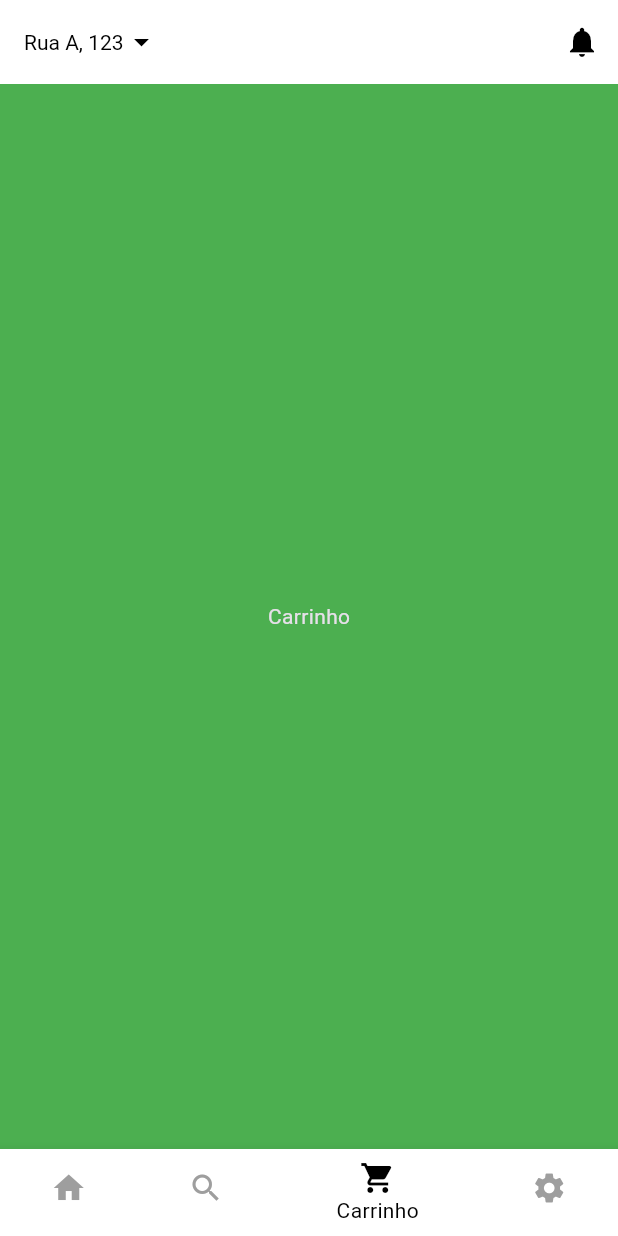
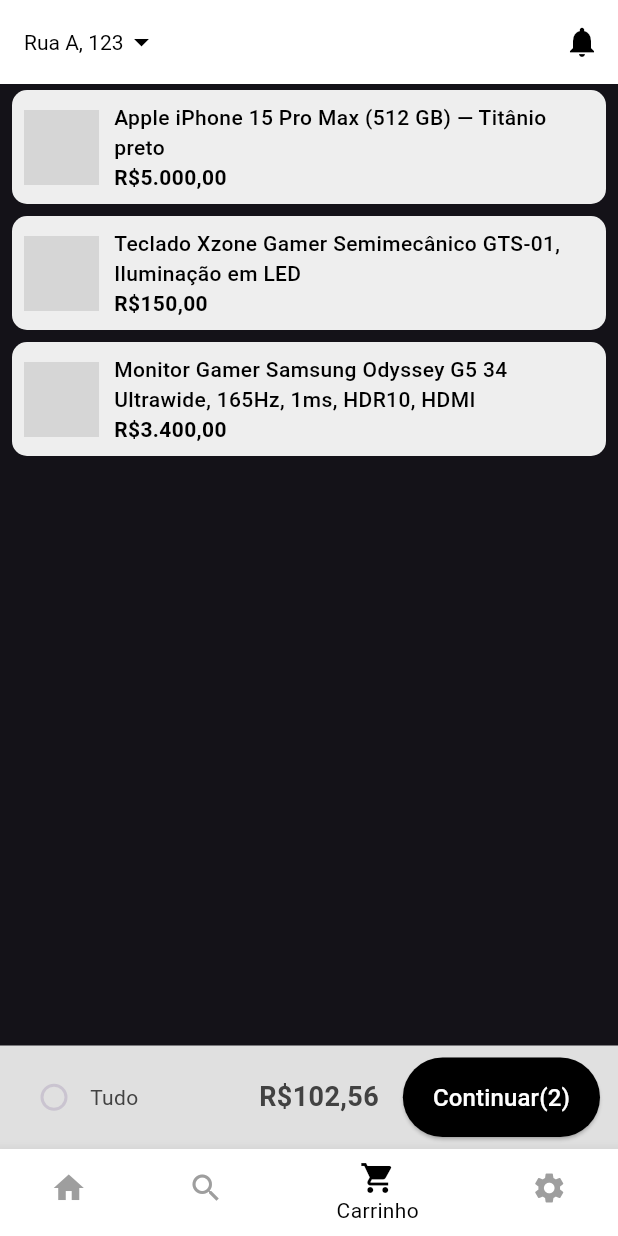
Before and after one commit to ihosana/PA1, a Flutter app: the RoutingPage screen opened by its route, item 3 of the bottom bar chosen, on a phone screen of 412 x 824 dp. Run offline on Flutter 3.47's test engine with Material 3 defaults, Android fonts, the phone set to English and light mode, and no system bars; our stand-ins replace floor, sqflite; accounts and stored records are empty; generated files the repository leaves out were written again; network calls fail; grey boxes are pictures that could not be loaded.

Commit message:
chore: Criando a tela do carrinho do usuário

```diff
--- a/lib/Pages/RoutingPages/RoutingPage.dart
+++ b/lib/Pages/RoutingPages/RoutingPage.dart
@@ -1,4 +1,5 @@
 import 'package:flutter/material.dart';
+import 'package:pa1_activy/Pages/User/Cart_Page/Cart_Page.dart';
 
 import '../HomePage/HomePage.dart';
 
@@ -24,10 +25,7 @@ class _RoutingPageState extends State<RoutingPage> {
       color: Colors.blue,
       child: Center(child: Text('Busca')),
     ),
-    Container(
-      color: Colors.green,
-      child: Center(child: Text('Carrinho')),
-    ),
+    CartScreen(),
     Container(
       color: Colors.orange,
       child: Center(child: Text('Opções')),
--- /dev/null
+++ b/lib/Pages/User/Cart_Page/Cart_Page.dart
@@ -0,0 +1,126 @@
+import 'package:flutter/material.dart';
+
+class CartScreen extends StatefulWidget {
+  @override
+  _CartScreenState createState() => _CartScreenState();
+}
+
+class _CartScreenState extends State<CartScreen> {
+  bool showTax = false; // Controle de exibição do imposto
+
+  @override
+  Widget build(BuildContext context) {
+    return Scaffold(
+      body: Column(
+        children: [
+          Expanded(
+            child: ListView(
+              children: [
+                CartItem(
+                  imageUrl: 'https://via.placeholder.com/50', // Substitua pelo URL correto da imagem
+                  name: 'Apple iPhone 15 Pro Max (512 GB) — Titânio preto',
+                  price: 'R\$5.000,00',
+                ),
+                CartItem(
+                  imageUrl: 'https://via.placeholder.com/50', // Substitua pelo URL correto da imagem
+                  name: 'Teclado Xzone Gamer Semimecânico GTS-01, Iluminação em LED',
+                  price: 'R\$150,00',
+                ),
+                CartItem(
+                  imageUrl: 'https://via.placeholder.com/50', // Substitua pelo URL correto da imagem
+                  name: 'Monitor Gamer Samsung Odyssey G5 34 Ultrawide, 165Hz, 1ms, HDR10, HDMI',
+                  price: 'R\$3.400,00',
+                ),
+              ],
+            ),
+          ),
+          Container(
+            color: Colors.grey.shade300, // Alterar cor de fundo para cinza claro
+            padding: const EdgeInsets.symmetric(vertical: 8.0, horizontal: 12.0),
+            child: Row(
+              children: [
+                Checkbox(
+                  shape: CircleBorder(), // Checkbox redondo
+                  value: false, // Desmarcado
+                  onChanged: (bool? value) {
+                    // Ação ao marcar/desmarcar o checkbox
+                  },
+                ),
+                Text('Tudo', style: TextStyle(color: Colors.grey.shade800)), // Cor do texto para cinza escuro
+                Spacer(),
+                Column(
+                  crossAxisAlignment: CrossAxisAlignment.end,
+                  children: [
+                    Text(
+                      'R\$102,56', // Valor total atualizado
+                      style: TextStyle(fontSize: 18.0, fontWeight: FontWeight.bold, color: Colors.grey.shade800), // Cor do texto para cinza escuro
+                    ),
+                  ],
+                ),
+                SizedBox(width: 16.0),
+                ElevatedButton(
+                  onPressed: () {
+                    // Ação ao clicar no botão "Continuar"
+                  },
+                  style: ElevatedButton.styleFrom(
+                    backgroundColor: Colors.black,
+                    padding: EdgeInsets.symmetric(horizontal: 20.0, vertical: 15.0), // Largura menor do botão
+                  ),
+                  child: Text(
+                    'Continuar(2)',
+                    style: TextStyle(color: Colors.white, fontSize: 16.0),
+                  ),
+                ),
+              ],
+            ),
+          ),
+        ],
+      ),
+    );
+  }
+}
+
+class CartItem extends StatelessWidget {
+  final String imageUrl;
+  final String name;
+  final String price;
+
+  const CartItem({required this.imageUrl, required this.name, required this.price});
+
+  @override
+  Widget build(BuildContext context) {
+    return Padding(
+      padding: const EdgeInsets.symmetric(vertical: 4.0, horizontal: 8.0),
+      child: Container(
+        decoration: BoxDecoration(
+          color: Colors.grey.shade200,
+          borderRadius: BorderRadius.circular(10.0),
+        ),
+        child: Padding(
+          padding: const EdgeInsets.all(8.0),
+          child: Row(
+            children: [
+              Image.network(imageUrl, width: 50, height: 50),
+              SizedBox(width: 10.0),
+              Expanded(
+                child: Column(
+                  crossAxisAlignment: CrossAxisAlignment.start,
+                  children: [
+                    Text(
+                      name,
+                      style: TextStyle(fontSize: 14.0, fontWeight: FontWeight.w500, color: Colors.black),
+                    ),
+                    Text(
+                      price,
+                      style: TextStyle(fontSize: 14.0, fontWeight: FontWeight.bold, color: Colors.black),
+                    ),
+                  ],
+                ),
+              ),
+            ],
+          ),
+        ),
+      ),
+    );
+  }
+}
```
Also changed, not shown: pubspec.lock.
